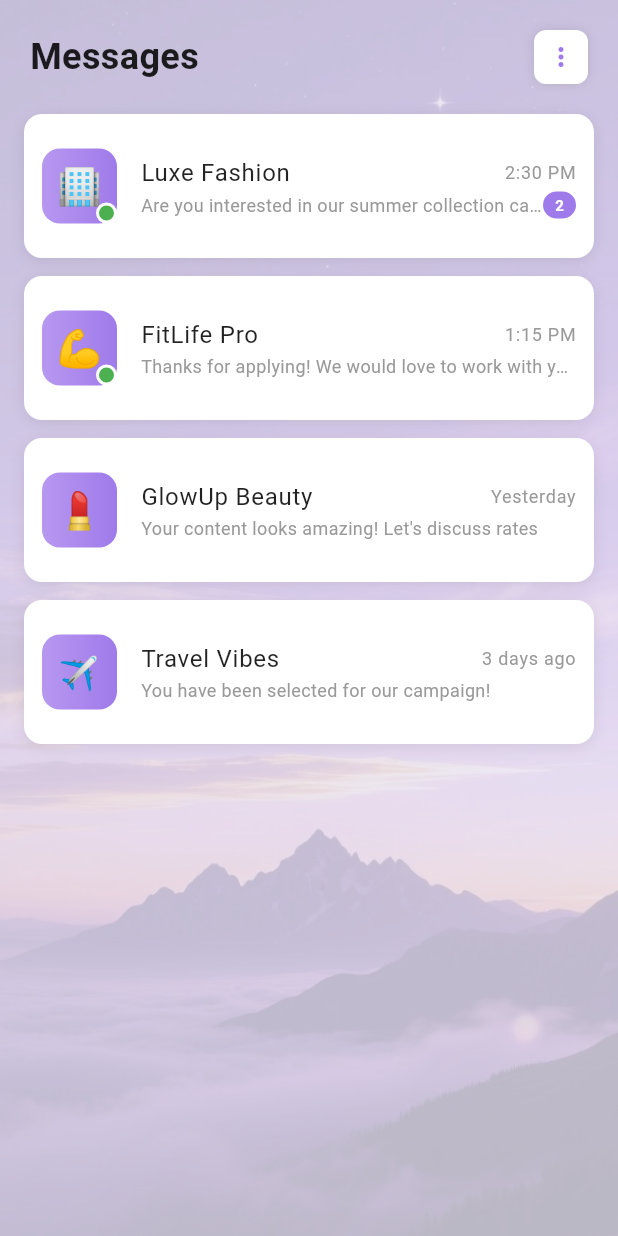
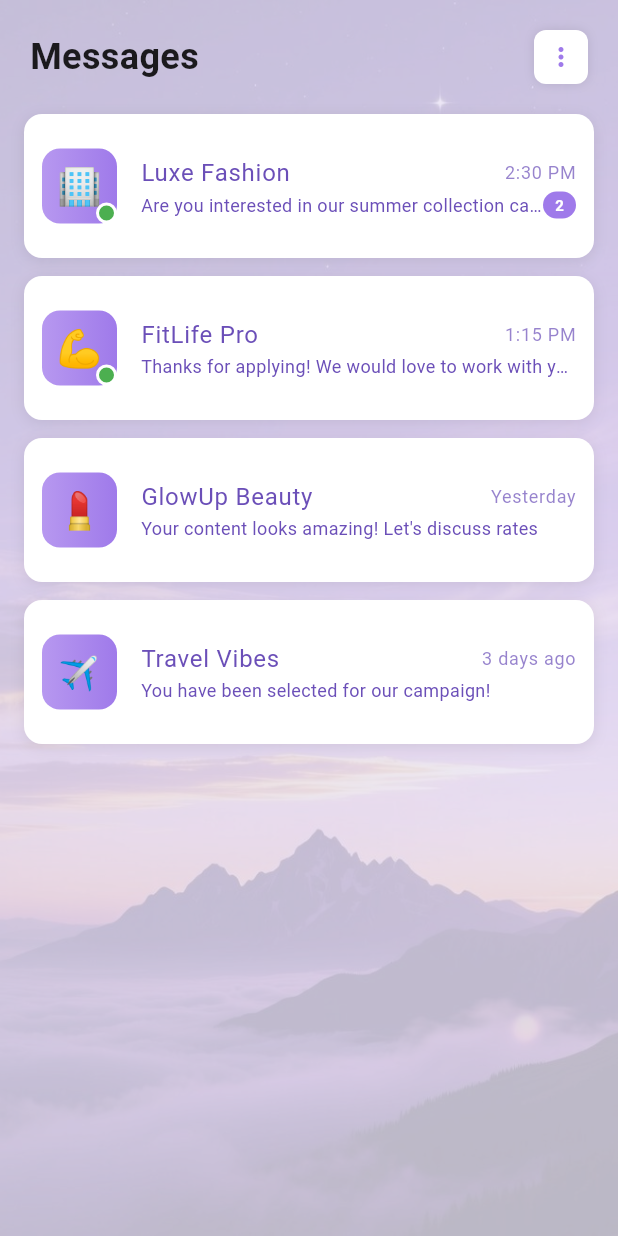
Before and after one commit to Shreetikashrestha/MobileAppYear3Assignment, a Flutter app: the MessagesScreen screen opened directly, on a phone screen of 412 x 824 dp. Run offline on Flutter 3.47's test engine with Material 3 defaults, Android fonts, the phone set to English and light mode, and no system bars; our stand-ins replace connectivity_plus, csv, dartz, dio, equatable, fl_chart and 11 more; missing offline and left inert: shake; accounts and stored records are empty.

Commit message:
Update messages screen UI

```diff
--- a/lib/features/messages/presentation/pages/messages_screen.dart
+++ b/lib/features/messages/presentation/pages/messages_screen.dart
@@ -162,11 +162,14 @@ class _MessagesScreenState extends State<MessagesScreen> {
                               children: [
                                 Text(
                                   msg['name'],
-                                  style: AppTextStyles.bodyLarge,
+                                  style: AppTextStyles.bodyLarge
+                                      .copyWith(color: AppColors.primaryDark),
                                 ),
                                 Text(
                                   msg['time'],
-                                  style: AppTextStyles.bodySmall,
+                                  style: AppTextStyles.bodySmall.copyWith(
+                                      color: AppColors.primaryDark
+                                          .withOpacity(0.7)),
                                 ),
                               ],
                             ),
@@ -176,7 +179,8 @@ class _MessagesScreenState extends State<MessagesScreen> {
                                 Expanded(
                                   child: Text(
                                     msg['lastMessage'],
-                                    style: AppTextStyles.bodySmall,
+                                    style: AppTextStyles.bodySmall
+                                        .copyWith(color: AppColors.primaryDark),
                                     maxLines: 1,
                                     overflow: TextOverflow.ellipsis,
                                   ),
```
